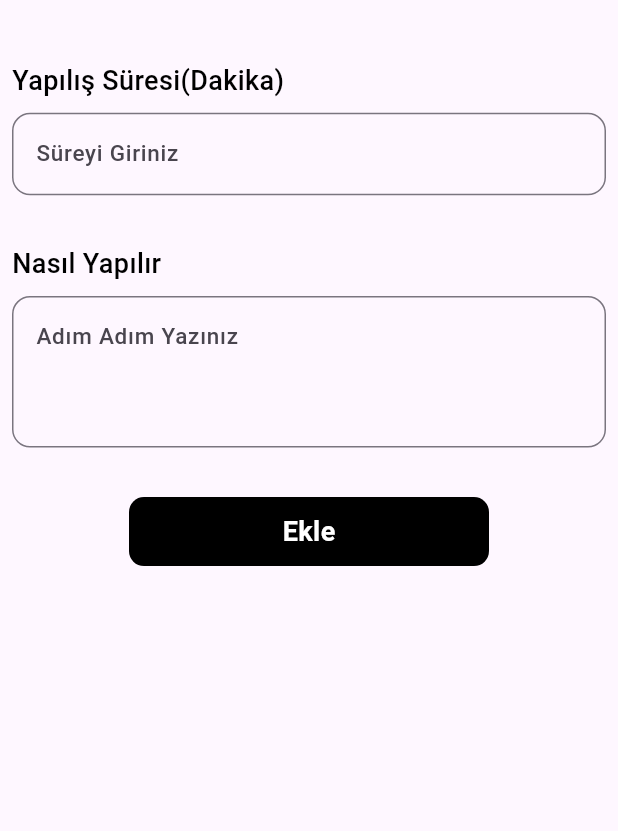
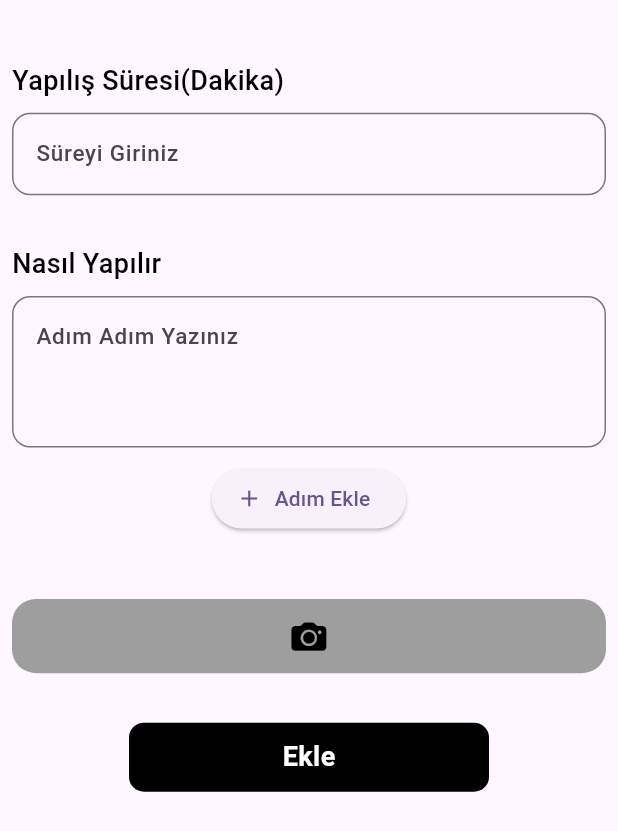
Before and after one commit to Azadkl/recipeapp, a Flutter app: the AddRecipe screen opened directly, swiped to page 2, on a phone screen of 412 x 824 dp. Shown: the top 831 px of the screen. Run offline on Flutter 3.47's test engine with Material 3 defaults, Android fonts, the phone set to English and light mode, and no system bars; our stand-ins replace chewie, curved_navigation_bar, dotted_border, flutter_svg, video_player; Roboto replaces fonts that are missing (Poppins).

Commit message:
recipe screen sayfaları tasarımına başlanıldı

```diff
--- a/lib/main.dart
+++ b/lib/main.dart
@@ -2,6 +2,7 @@ import 'package:flutter/material.dart';
 import 'package:recipeapp/pages/bottomnav.dart';
 import 'package:recipeapp/pages/login.dart';
 import 'package:recipeapp/pages/onboard.dart';
+import 'package:recipeapp/pages/recipe_screen.dart';
 import 'package:recipeapp/pages/signup.dart';
 
 void main() {
--- a/lib/pages/add_recipe.dart
+++ b/lib/pages/add_recipe.dart
@@ -1,4 +1,5 @@
 import 'package:dotted_border/dotted_border.dart';
+import 'package:flutter/cupertino.dart';
 import 'package:flutter/material.dart';
 import 'package:flutter_svg/svg.dart';
 import 'package:recipeapp/widget/widget_support.dart';
@@ -13,6 +14,31 @@ class AddRecipe extends StatefulWidget {
 class _AddRecipeState extends State<AddRecipe> {
   PageController controller = PageController();
   String? selectedType;
+  TextEditingController _stepController = TextEditingController();
+  TextEditingController _detailController = TextEditingController();
+  TextEditingController _ingredientController = TextEditingController();
+  TextEditingController _durationController = TextEditingController();
+  List<String> steps = [];
+
+  void _addStep() {
+    if (_stepController.text.isNotEmpty) {
+      setState(() {
+        steps.add("${_stepController.text}");
+
+        _stepController.clear(); // TextField'ı temizle
+      });
+    }
+  }
+    void _removeStep(int index) {
+
+      setState(() {
+        steps.removeAt(index);
+
+        _stepController.clear(); // TextField'ı temizle
+      });
+
+  }
+
   @override
   Widget build(BuildContext context) {
     return GestureDetector(
@@ -89,6 +115,7 @@ class _AddRecipeState extends State<AddRecipe> {
           TextFormField(
             textAlign: TextAlign.start,
             keyboardType: TextInputType.text,
+            controller: _detailController,
             style: AppWidget.LightTextFeildStyle().copyWith(
               color: Colors.black,
             ),
@@ -150,7 +177,8 @@ class _AddRecipeState extends State<AddRecipe> {
           SizedBox(height: MediaQuery.of(context).size.height * 0.01),
           TextFormField(
             textAlign: TextAlign.start,
-            keyboardType: TextInputType.text,
+            keyboardType: TextInputType.multiline, // Çok satırlı giriş desteği
+            textInputAction: TextInputAction.newline, // ✔ yerine ↵ tuşu
             maxLines: 3,
             style: AppWidget.LightTextFeildStyle().copyWith(
               color: Colors.black,
@@ -224,6 +252,7 @@ class _AddRecipeState extends State<AddRecipe> {
           TextFormField(
             textAlign: TextAlign.start,
             keyboardType: TextInputType.number,
+            controller: _durationController,
             style: AppWidget.LightTextFeildStyle().copyWith(
               color: Colors.black,
             ),
@@ -255,8 +284,10 @@ class _AddRecipeState extends State<AddRecipe> {
           SizedBox(height: MediaQuery.of(context).size.height * 0.01),
           TextFormField(
             textAlign: TextAlign.start,
-            keyboardType: TextInputType.text,
+            keyboardType: TextInputType.multiline, // Çok satırlı giriş desteği
+            textInputAction: TextInputAction.newline, // ✔ yerine ↵ tuşu
             maxLines: 3,
+            controller: _stepController,
             style: AppWidget.LightTextFeildStyle().copyWith(
               color: Colors.black,
             ),
@@ -275,6 +306,50 @@ class _AddRecipeState extends State<AddRecipe> {
                   color: Colors.black, // Odaklanınca mavi border olacak
                   width: 2,
                 ),
+              ),
+            ),
+          ),
+
+          SizedBox(height: 10),
+          ElevatedButton.icon(
+            onPressed: _addStep,
+            icon: Icon(Icons.add),
+            label: Text("Adım Ekle"),
+          ),
+          SizedBox(height: 10),
+          // Eklenen adımları liste halinde gösteriyoruz
+          ListView.builder(
+            shrinkWrap: true, // Parent widget ile uyumlu hale getirir
+            physics:
+                NeverScrollableScrollPhysics(), // Tekrardan kaydırma engellenir
+            itemCount: steps.length,
+            itemBuilder: (context, index) {
+              return ListTile(
+                leading: CircleAvatar(child: Text("${index + 1}")),
+                title: Text(steps[index]),
+                trailing: IconButton(
+                  onPressed:() => _removeStep(index),
+                  icon: Icon(Icons.remove),
+                  color: Colors.red,
+                  iconSize: 30,
+                ),
+              );
+            },
+          ),
+          SizedBox(height: MediaQuery.of(context).size.height * 0.04),
+          GestureDetector(
+            onTap: () {},
+            child: Container(
+              decoration: BoxDecoration(
+                borderRadius: BorderRadius.circular(16),
+                color: Colors.grey,
+              ),
+              width: MediaQuery.of(context).size.width,
+              height: MediaQuery.of(context).size.height * 0.06,
+
+              child: Icon(
+                CupertinoIcons.photo_camera_solid,
+                color: Colors.black,
               ),
             ),
           ),
--- a/lib/pages/recorded.dart
+++ b/lib/pages/recorded.dart
@@ -1,5 +1,6 @@
 import 'package:flutter/material.dart';
 import 'package:recipeapp/pages/add_recipe.dart';
+import 'package:recipeapp/pages/recipe_screen.dart';
 import 'package:recipeapp/widget/widget_support.dart';
 
 class Recorded extends StatefulWidget {
@@ -20,7 +21,7 @@ class _RecordedState extends State<Recorded> {
         ),
         child: Column(
           children: [
-            Text("Tarif Defterirm", style: AppWidget.HeadlineTextFeildStyle()),
+            Text("Tarif Defterim", style: AppWidget.HeadlineTextFeildStyle()),
             Container(
               height: MediaQuery.of(context).size.height,
               width: MediaQuery.of(context).size.width,
@@ -35,7 +36,7 @@ class _RecordedState extends State<Recorded> {
                           Navigator.push(
                             context,
                             MaterialPageRoute(
-                              builder: (context) => AddRecipe(),
+                              builder: (context) => RecipeScreen(),
                             ),
                           );
                         },
```
Also changed, not shown: lib/pages/home.dart (+23 -3 lines), lib/pages/recipe_screen.dart (added, +66 -0 lines).
